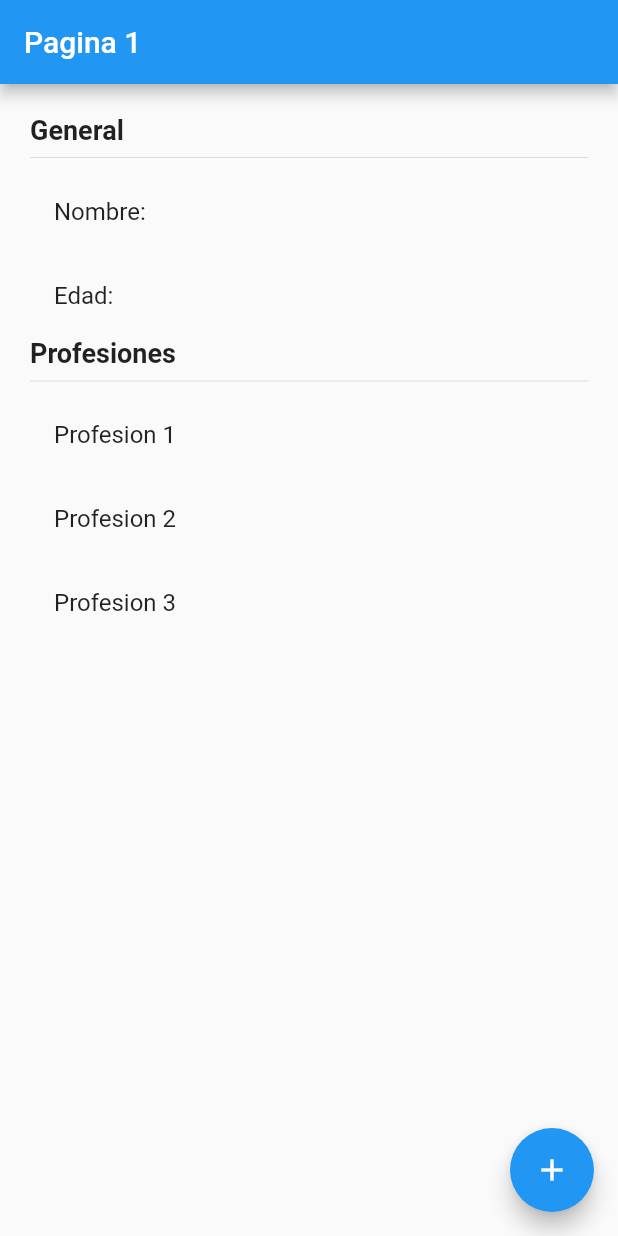
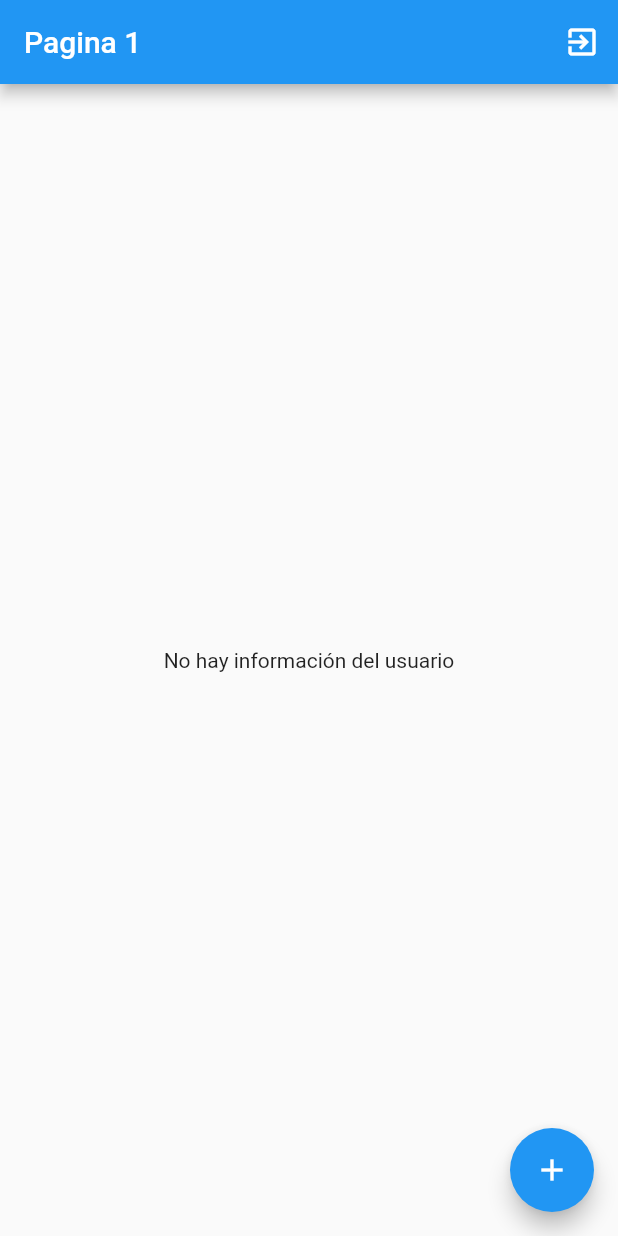
Before and after one commit to Foras100/ProyectosFlutterCursoAvanzado, a Flutter app: the screen it shows after launch, on a phone screen of 412 x 824 dp. Run offline on Flutter 3.47's test engine with Material 2 defaults, Android fonts, the light colour scheme and no system bars; our stand-ins replace flutter_bloc, flutter_secure_storage, pie_chart, pull_to_refresh, socket_io_client; accounts and stored records are empty.

Commit message:
Rama cubit terminada

```diff
--- /dev/null
+++ b/estados/lib/bloc/usuario/usuario_cubit.dart
@@ -0,0 +1,38 @@
+
+import 'package:estados/models/usuario.dart';
+import 'package:meta/meta.dart';
+import 'package:flutter_bloc/flutter_bloc.dart';
+part 'usuario_state.dart';
+
+class UsuarioCubit extends Cubit<UsuarioState> {
+
+  UsuarioCubit() : super(UsuarioInitial());
+
+  void seleccionarUsuario(Usuario user){
+    emit(UsuarioActivo(user));
+  }
+
+  void cambiarEdad(int edad){
+    final currentState = state;
+    if(currentState is UsuarioActivo){
+      final newUser = currentState.usuario.copyWith(edad: 30);
+      emit(UsuarioActivo(newUser));
+    }
+  }
+
+  void agregarProfesion(){
+    final currentState = state;
+    if(currentState is UsuarioActivo){
+      final newProfesiones = [
+        ...currentState.usuario.profesiones,
+        'Profesion ${currentState.usuario.profesiones.length + 1}'
+      ];
+      final newUser = currentState.usuario.copyWith(profesiones: newProfesiones);
+      emit(UsuarioActivo(newUser));
+    }
+  }
+
+  void borrarUsuario(){
+    emit(UsuarioInitial());
+  }
+}
--- /dev/null
+++ b/estados/lib/bloc/usuario/usuario_state.dart
@@ -0,0 +1,20 @@
+part of 'usuario_cubit.dart';
+
+@immutable
+abstract class UsuarioState { }
+
+class UsuarioInitial extends UsuarioState{
+  final existeUsuario = false;
+
+  // @override
+  // String toString() {
+  //   return 'UsuarioInicial => existeUsuario: false';
+  // }
+}
+
+class UsuarioActivo extends UsuarioState{
+  final existeUsuario = true;
+  final Usuario usuario;
+
+  UsuarioActivo(this.usuario);
+}
--- a/estados/lib/main.dart
+++ b/estados/lib/main.dart
@@ -1,19 +1,26 @@
+import 'package:estados/bloc/usuario/usuario_cubit.dart';
 import 'package:estados/pages/pagina1_page.dart';
 import 'package:estados/pages/pagina2_page.dart';
 import 'package:flutter/material.dart';
+import 'package:flutter_bloc/flutter_bloc.dart';
 
 void main() => runApp(MyApp());
 
 class MyApp extends StatelessWidget {
   @override
   Widget build(BuildContext context) {
-    return MaterialApp(
+    return MultiBlocProvider(
+      providers: [
+        BlocProvider(create: (_) => UsuarioCubit())
+      ],
+      child: MaterialApp(
         title: 'Material App',
         initialRoute: 'pagina1',
         routes: {
           'pagina1' : (_) => Pagina1Page(),
           'pagina2' : (_) => Pagina2Page(),
         },
+      ),
     );
   }
 }
--- a/estados/lib/models/usuario.dart
+++ b/estados/lib/models/usuario.dart
@@ -1,11 +1,20 @@
 
 class Usuario {
 
-  String nombre;
-  int edad;
-  List<String> profesiones;
+  final String nombre;
+  final int edad;
+  final List<String> profesiones;
 
-  Usuario(this.nombre, this.edad, this.profesiones);
+  Usuario({required this.nombre, required this.edad, required this.profesiones});
 
-
+  Usuario copyWith({
+    String? nombre,
+    int? edad,
+    List<String>? profesiones
+  }) =>
+    Usuario(
+      nombre: nombre ?? this.nombre,
+      edad: edad ?? this.edad,
+      profesiones: profesiones ?? this.profesiones
+  );
 }
--- a/estados/lib/pages/pagina1_page.dart
+++ b/estados/lib/pages/pagina1_page.dart
@@ -1,4 +1,7 @@
+import 'package:estados/bloc/usuario/usuario_cubit.dart';
+import 'package:estados/models/usuario.dart';
 import 'package:flutter/material.dart';
+import 'package:flutter_bloc/flutter_bloc.dart';
 
 
 class Pagina1Page extends StatelessWidget {
@@ -8,9 +11,15 @@ class Pagina1Page extends StatelessWidget {
     return Scaffold(
       appBar: AppBar(
         title: Text('Pagina 1'),
+        actions: [
+          IconButton(
+            icon: Icon(Icons.exit_to_app),
+            onPressed: () => context.read<UsuarioCubit>().borrarUsuario()
+          )
+        ],
       ),
-      body: InforrmacionUsuario(),
-     floatingActionButton: FloatingActionButton(
+      body: BodyScaffold(),
+      floatingActionButton: FloatingActionButton(
        onPressed: () => Navigator.pushNamed(context, 'pagina2'),
        child: Icon(Icons.add),
      ),
@@ -18,7 +27,31 @@ class Pagina1Page extends StatelessWidget {
   }
 }
 
-class InforrmacionUsuario extends StatelessWidget {
+class BodyScaffold extends StatelessWidget {
+
+  @override
+  Widget build(BuildContext context) {
+    return BlocBuilder<UsuarioCubit, UsuarioState>(
+      builder: (_, state) {
+        switch (state.runtimeType) {
+          case UsuarioInitial:
+            return Center(child: Text('No hay información del usuario'));
+
+          case UsuarioActivo:
+            return InformacionUsuario((state as UsuarioActivo).usuario);
+
+          default:
+            return Center(child: Text('Estado no reconocido'));
+        }
+      }
+    );
+  }
+}
+
+class InformacionUsuario extends StatelessWidget {
+  final Usuario usuario;
+
+  const InformacionUsuario(this.usuario);
 
   @override
   Widget build(BuildContext context) {
@@ -31,13 +64,11 @@ class InforrmacionUsuario extends StatelessWidget {
         children: [
           Text('General', style: TextStyle(fontSize: 18, fontWeight: FontWeight.bold)),
           Divider(),
-          ListTile(  title: Text('Nombre: ')),
-          ListTile(  title: Text('Edad: ')),
+          ListTile(  title: Text('Nombre: ${usuario.nombre}')),
+          ListTile(  title: Text('Edad: ${usuario.edad}')),
           Text('Profesiones', style: TextStyle(fontSize: 18, fontWeight: FontWeight.bold)),
           Divider(),
-          ListTile(  title: Text('Profesion 1')),
-          ListTile(  title: Text('Profesion 2')),
-          ListTile(  title: Text('Profesion 3')),
+          ...usuario.profesiones.map((profesion) => ListTile(title: Text(profesion))).toList(),
         ],
       )
     );
--- a/estados/lib/pages/pagina2_page.dart
+++ b/estados/lib/pages/pagina2_page.dart
@@ -1,10 +1,15 @@
+import 'package:estados/bloc/usuario/usuario_cubit.dart';
+import 'package:estados/models/usuario.dart';
 import 'package:flutter/material.dart';
+import 'package:flutter_bloc/flutter_bloc.dart';
 
 
 class Pagina2Page extends StatelessWidget {
 
   @override
   Widget build(BuildContext context) {
+    final usuarioCubit = context.read<UsuarioCubit>();
+
     return Scaffold(
       appBar: AppBar(
         title: Text('Pagina 2'),
@@ -17,21 +22,22 @@ class Pagina2Page extends StatelessWidget {
               child: Text('Establecer Usuario', style: TextStyle(color: Colors.white),),
               color: Colors.blue,
               onPressed: (){
-
+                final newUser = Usuario(nombre: 'Foras', edad: 21, profesiones: ['FullStack Developer','Ingeniero','Tenista Profesional']);
+                usuarioCubit.seleccionarUsuario(newUser);
               }
             ),
             MaterialButton(
               child: Text('Cambiar Edad', style: TextStyle(color: Colors.white),),
               color: Colors.blue,
               onPressed: (){
-
+                usuarioCubit.cambiarEdad(30);
               }
             ),
             MaterialButton(
               child: Text('Añadir Profesion', style: TextStyle(color: Colors.white),),
               color: Colors.blue,
               onPressed: (){
-
+                usuarioCubit.agregarProfesion();
               }
             ),
           ],
```
Also changed, not shown: estados/pubspec.yaml (+2 -10 lines), estados/pubspec.lock. Lines whose indentation alone changed are shown as unchanged.
